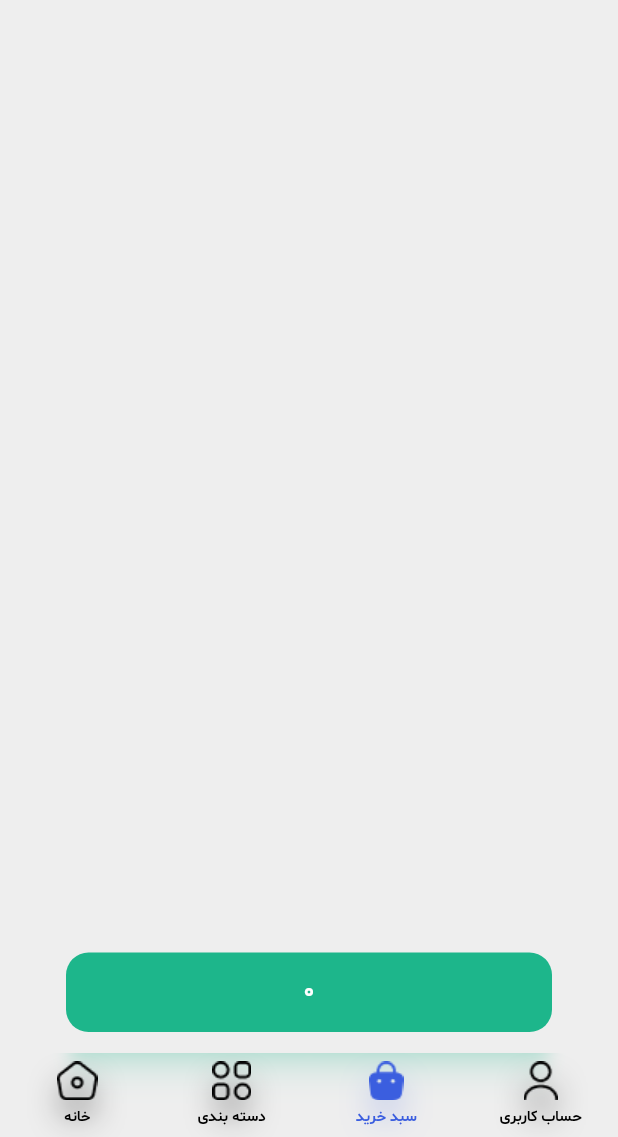
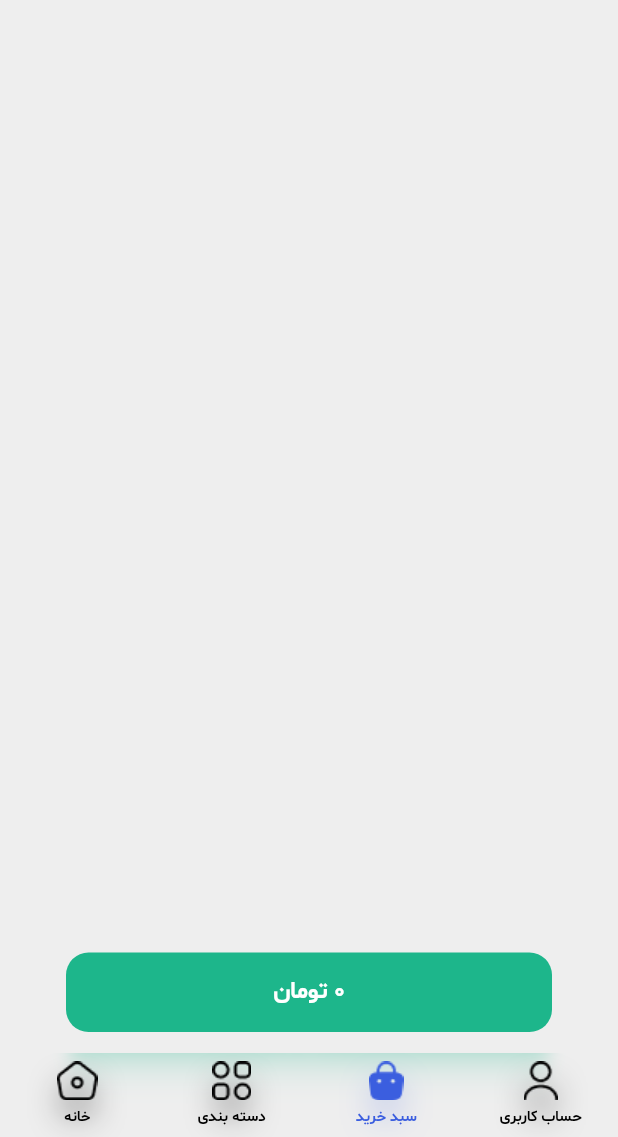
Before and after one commit to hosseinebrahimii/flutter_project_online_shop, a Flutter app: the screen it shows after launch, item 2 of the bottom bar chosen, on a phone screen of 412 x 824 dp, the part 99-1236 px from its top. Run offline on Flutter 3.47's test engine with Material 2 defaults, Android fonts, the phone set to English and light mode, and no system bars; our stand-ins replace cached_network_image, dartz, dio, flutter_bloc, get_it, hive_flutter and 4 more; missing offline and left inert: zarinpal; accounts and stored records are empty; network calls fail; statements that could not run were skipped.

Commit message:
updated price numbers in the whole app

```diff
--- a/lib/ui/1.0.home_page.dart
+++ b/lib/ui/1.0.home_page.dart
@@ -14,7 +14,6 @@ import 'package:flutter_project_online_shop/widgets/cached_image.dart';
 import 'package:flutter_project_online_shop/widgets/category_horizontal_list.dart';
 import 'package:flutter_project_online_shop/widgets/item_showcase_list.dart';
 import 'package:flutter_project_online_shop/widgets/loading_animation.dart';
-import 'package:loading_indicator/loading_indicator.dart';
 
 class HomePage extends StatelessWidget {
   const HomePage({super.key});
--- a/lib/ui/3.0.purchase_cart_page.dart
+++ b/lib/ui/3.0.purchase_cart_page.dart
@@ -5,6 +5,7 @@ import 'package:flutter_project_online_shop/bloc/purchase_cart_page/purchase_car
 import 'package:flutter_project_online_shop/bloc/purchase_cart_page/purchase_cart_page_state.dart';
 import 'package:flutter_project_online_shop/constants/colors.dart';
 import 'package:flutter_project_online_shop/models/purchased_product.dart';
+import 'package:flutter_project_online_shop/util/int_extension.dart';
 import 'package:flutter_project_online_shop/widgets/purchase_cart_item.dart';
 
 class PurchaseCartPage extends StatelessWidget {
@@ -207,7 +208,8 @@ class PurchaseCartPage extends StatelessWidget {
         ),
       ),
       child: Text(
-        itemsPrice.toString(),
+        '${itemsPrice.changeToPrice()} تومان',
+        textDirection: TextDirection.rtl,
         style: const TextStyle(
           fontFamily: 'SB',
           fontSize: 16,
--- a/lib/widgets/purchase_cart_item.dart
+++ b/lib/widgets/purchase_cart_item.dart
@@ -5,6 +5,7 @@ import 'package:flutter_project_online_shop/bloc/purchase_cart_page/purchase_car
 import 'package:flutter_project_online_shop/bloc/purchase_cart_page/purchase_cart_page_event.dart';
 import 'package:flutter_project_online_shop/constants/colors.dart';
 import 'package:flutter_project_online_shop/models/product.dart';
+import 'package:flutter_project_online_shop/util/int_extension.dart';
 import 'package:flutter_project_online_shop/widgets/cached_image.dart';
 
 class PurchaseCartItem extends StatelessWidget {
@@ -76,7 +77,7 @@ class PurchaseCartItem extends StatelessWidget {
                   height: 20,
                 ),
                 Text(
-                  '$finalPrice تومان',
+                  '${finalPrice.changeToPrice()} تومان',
                   textDirection: TextDirection.rtl,
                   style: const TextStyle(
                     fontFamily: 'SM',
@@ -145,7 +146,7 @@ Column _getProductDetails(
       Row(
         children: [
           Text(
-            initialPrice.toString(),
+            initialPrice.changeToPrice(),
             style: const TextStyle(
               fontFamily: 'SM',
               color: CustomColors.grey,
```
